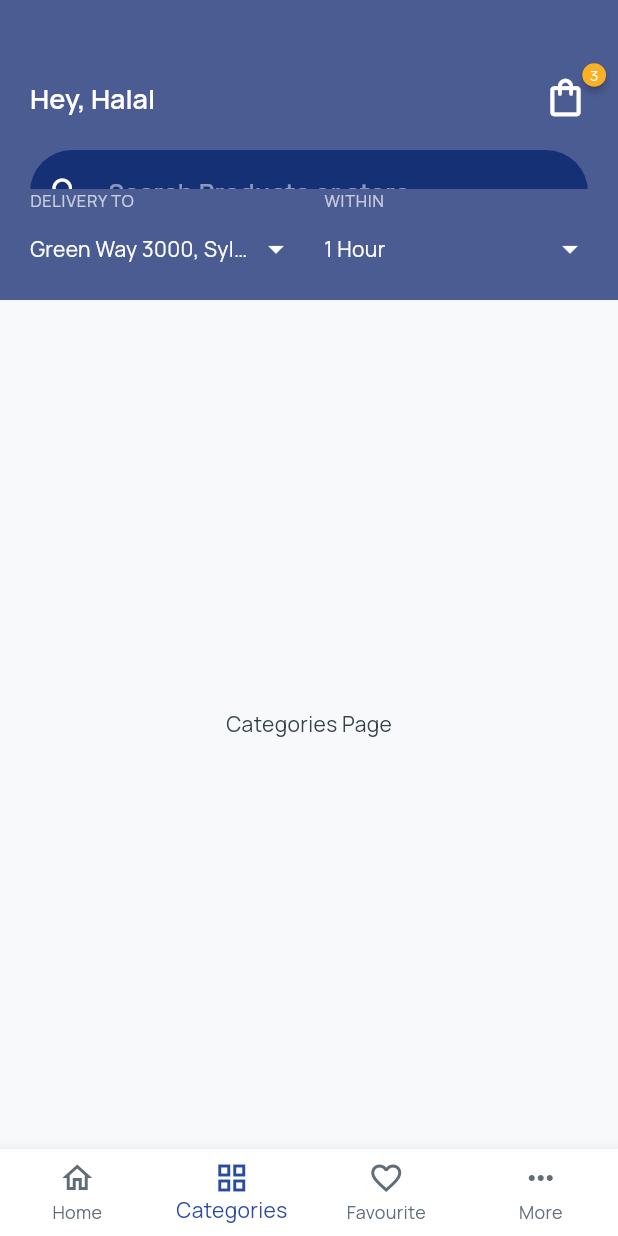
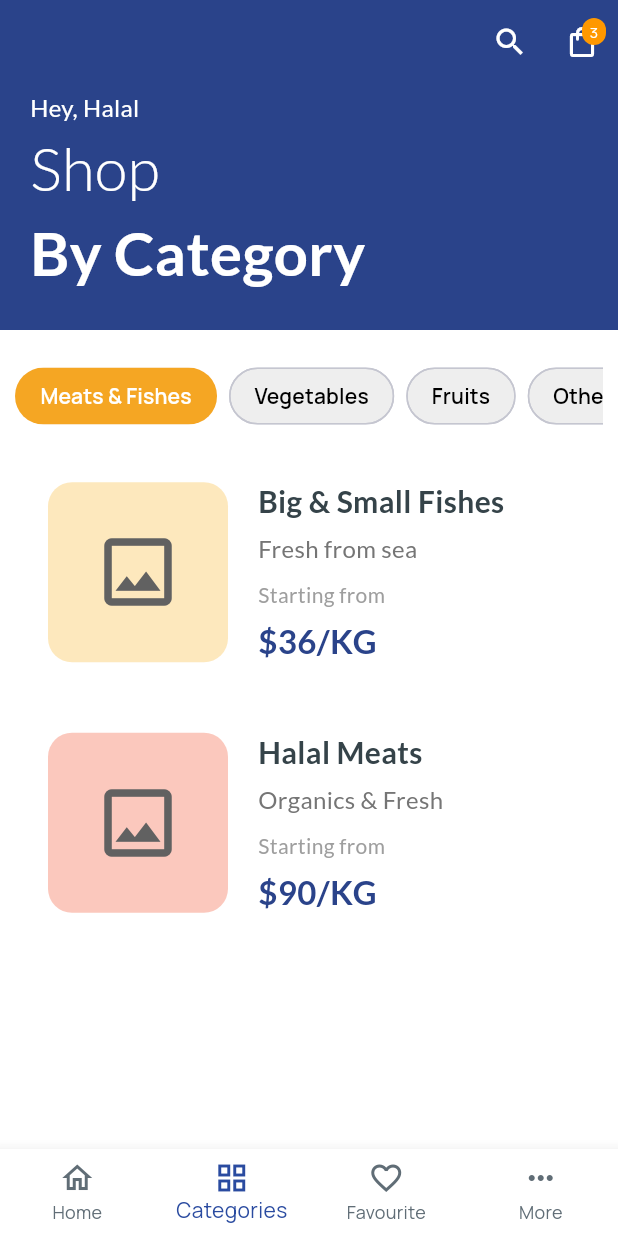
Before and after one commit to Modather22222/Grocery-Shopping-App, a Flutter app: the screen it shows after launch, item 2 of the bottom bar chosen, on a phone screen of 412 x 824 dp. Run offline on Flutter 3.47's test engine with Material 3 defaults, Android fonts, the phone set to English and light mode, and no system bars; drawn by our look-alikes of badges; our stand-ins replace google_fonts.

Commit message:
added category screen

```diff
--- /dev/null
+++ b/lib/category_screen.dart
@@ -0,0 +1,237 @@
+import 'package:flutter/material.dart';
+import 'package:google_fonts/google_fonts.dart';
+
+class CategoryScreen extends StatefulWidget {
+  const CategoryScreen({super.key});
+
+  @override
+  State<CategoryScreen> createState() => _CategoryScreenState();
+}
+
+class _CategoryScreenState extends State<CategoryScreen> {
+  String _selectedCategory = 'Meats & Fishes';
+
+  @override
+  Widget build(BuildContext context) {
+    return Scaffold(
+      backgroundColor: Colors.white,
+      appBar: PreferredSize(
+        preferredSize: const Size.fromHeight(220.0),
+        child: AppBar(
+          elevation: 0,
+          automaticallyImplyLeading: false,
+          backgroundColor: const Color(0xFF2A438A),
+          flexibleSpace: Padding(
+            padding: const EdgeInsets.only(left: 20.0, top: 60),
+            child: Column(
+              crossAxisAlignment: CrossAxisAlignment.start,
+              children: [
+                Text(
+                  'Hey, Halal',
+                  style: GoogleFonts.lato(
+                    color: Colors.white,
+                    fontSize: 16,
+                  ),
+                ),
+                Text(
+                  'Shop',
+                  style: GoogleFonts.lato(
+                    color: Colors.white,
+                    fontSize: 40,
+                    fontWeight: FontWeight.w300,
+                  ),
+                ),
+                Text(
+                  'By Category',
+                  style: GoogleFonts.lato(
+                    color: Colors.white,
+                    fontSize: 40,
+                    fontWeight: FontWeight.bold,
+                  ),
+                ),
+              ],
+            ),
+          ),
+          actions: [
+            IconButton(
+              icon: const Icon(Icons.search, color: Colors.white),
+              onPressed: () {},
+            ),
+            Stack(
+              children: [
+                IconButton(
+                  icon: const Icon(Icons.shopping_bag_outlined, color: Colors.white),
+                  onPressed: () {},
+                ),
+                Positioned(
+                  right: 8,
+                  top: 8,
+                  child: Container(
+                    padding: const EdgeInsets.all(2),
+                    decoration: BoxDecoration(
+                      color: Colors.orange,
+                      borderRadius: BorderRadius.circular(10),
+                    ),
+                    constraints: const BoxConstraints(
+                      minWidth: 16,
+                      minHeight: 16,
+                    ),
+                    child: const Text(
+                      '3',
+                      style: TextStyle(
+                        color: Colors.white,
+                        fontSize: 10,
+                      ),
+                      textAlign: TextAlign.center,
+                    ),
+                  ),
+                ),
+              ],
+            ),
+          ],
+        ),
+      ),
+      body: Column(
+        children: [
+          Padding(
+            padding: const EdgeInsets.symmetric(vertical: 20.0, horizontal: 10.0),
+            child: SingleChildScrollView(
+              scrollDirection: Axis.horizontal,
+              child: Row(
+                mainAxisAlignment: MainAxisAlignment.spaceAround,
+                children: [
+                  _buildChip('Meats & Fishes'),
+                  const SizedBox(width: 8),
+                  _buildChip('Vegetables'),
+                  const SizedBox(width: 8),
+                  _buildChip('Fruits'),
+                  const SizedBox(width: 8),
+                  _buildChip('Others'),
+                ],
+              ),
+            ),
+          ),
+          Expanded(
+            child: ListView(
+              padding: const EdgeInsets.symmetric(horizontal: 20.0),
+              children: [
+                _buildCategoryItem(
+                  bgColor: const Color(0xFFFDE8BD),
+                  title: 'Big & Small Fishes',
+                  subtitle: 'Fresh from sea',
+                  price: r'$36/KG',
+                ),
+                const SizedBox(height: 20),
+                _buildCategoryItem(
+                  bgColor: const Color(0xFFFBC8BD),
+                  title: 'Halal Meats',
+                  subtitle: 'Organics & Fresh',
+                  price: r'$90/KG',
+                ),
+              ],
+            ),
+          ),
+        ],
+      ),
+    );
+  }
+
+  Widget _buildChip(String label) {
+    final isSelected = _selectedCategory == label;
+    return ChoiceChip(
+      label: Text(
+        label,
+        style: TextStyle(
+          color: isSelected ? Colors.white : Colors.black,
+        ),
+      ),
+      selected: isSelected,
+      onSelected: (selected) {
+        if (selected) {
+          setState(() {
+            _selectedCategory = label;
+          });
+        }
+      },
+      backgroundColor: Colors.grey[200],
+      selectedColor: const Color(0xFFF5A623),
+      shape: RoundedRectangleBorder(
+        borderRadius: BorderRadius.circular(20),
+        side: BorderSide.none,
+      ),
+      showCheckmark: false,
+    );
+  }
+
+  Widget _buildCategoryItem({
+    required Color bgColor,
+    required String title,
+    required String subtitle,
+    required String price,
+  }) {
+    return Container(
+      padding: const EdgeInsets.all(12),
+      decoration: BoxDecoration(
+        color: Colors.transparent, // Set background to transparent
+        borderRadius: BorderRadius.circular(16),
+      ),
+      child: Row(
+        children: [
+          Container(
+            width: 120,
+            height: 120,
+            decoration: BoxDecoration(
+              color: bgColor, // Apply color to the image container
+              borderRadius: BorderRadius.circular(16),
+            ),
+            child: Icon(
+              Icons.image_outlined,
+              size: 60,
+              color: Colors.grey[700],
+            ),
+          ),
+          const SizedBox(width: 20),
+          Expanded(
+            child: Column(
+              crossAxisAlignment: CrossAxisAlignment.start,
+              children: [
+                Text(
+                  title,
+                  style: GoogleFonts.lato(
+                    fontSize: 20,
+                    fontWeight: FontWeight.bold,
+                  ),
+                ),
+                const SizedBox(height: 5),
+                Text(
+                  subtitle,
+                  style: GoogleFonts.lato(
+                    fontSize: 16,
+                    color: Colors.grey[600],
+                  ),
+                ),
+                const SizedBox(height: 10),
+                Text(
+                  'Starting from',
+                  style: GoogleFonts.lato(
+                    fontSize: 14,
+                    color: Colors.grey[500],
+                  ),
+                ),
+                const SizedBox(height: 5),
+                Text(
+                  price,
+                  style: GoogleFonts.lato(
+                    fontSize: 22,
+                    fontWeight: FontWeight.bold,
+                    color: const Color(0xFF2A438A),
+                  ),
+                ),
+              ],
+            ),
+          ),
+        ],
+      ),
+    );
+  }
+}
--- a/lib/home_screen.dart
+++ b/lib/home_screen.dart
@@ -1,6 +1,7 @@
 import 'package:flutter/material.dart';
 import 'package:badges/badges.dart' as badges;
-import 'package:myapp/theme.dart';
+import './category_screen.dart';
+import './theme.dart';
 
 class HomeScreen extends StatefulWidget {
   const HomeScreen({super.key});
@@ -22,13 +23,13 @@ class _HomeScreenState extends State<HomeScreen> {
   Widget build(BuildContext context) {
     final List<Widget> pages = [
       _buildHomePage(),
-      const Center(child: Text('Categories Page')),
+      const CategoryScreen(),
       const Center(child: Text('Favourite Page')),
       const Center(child: Text('More Page')),
     ];
 
     return Scaffold(
-      appBar: _buildHomeAppBar(),
+      appBar: _selectedIndex == 0 ? _buildHomeAppBar() : null,
       body: pages[_selectedIndex],
       bottomNavigationBar: _buildBottomNavigationBar(),
     );
--- a/pubspec.yaml
+++ b/pubspec.yaml
@@ -1,4 +1,4 @@
-name: myapp
+name: grocery_shopping_app
 description: "A new Flutter project."
 # The following line prevents the package from being accidentally published to
 # pub.dev using `flutter pub publish`. This is preferred for private packages.
```
Also changed, not shown: 3 other files.
